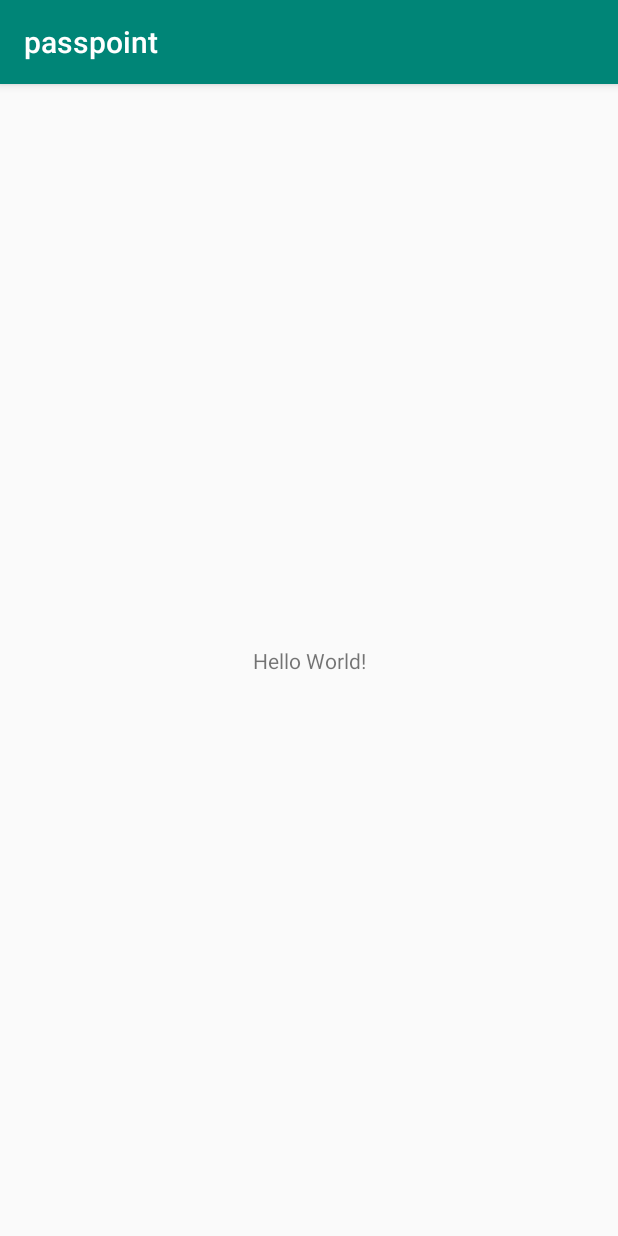
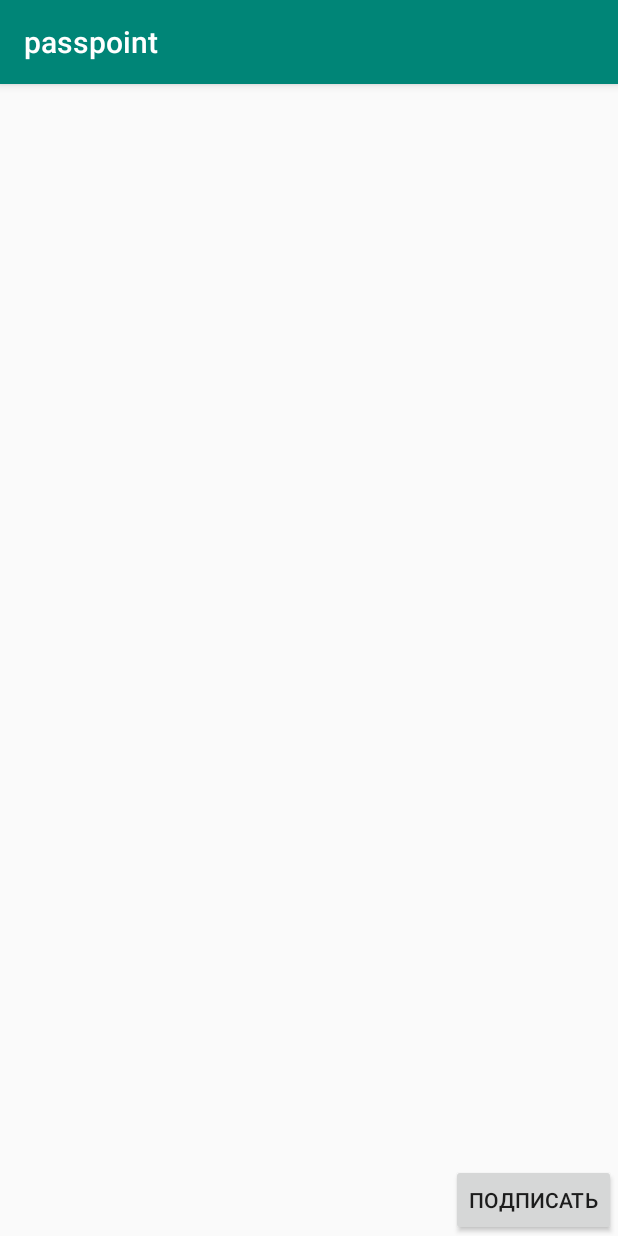
Before and after one commit to keddad/passpoint_server, an Android app: the screen it shows after launch (MainActivity), on a phone screen of 412 x 824 dp. Run offline under Robolectric (Android 15) with nearby library versions, the phone set to English and light mode, and no system bars.

Commit message:
main activity layout is ready

```diff
--- a/passpoint_android/app/src/main/AndroidManifest.xml
+++ b/passpoint_android/app/src/main/AndroidManifest.xml
@@ -9,6 +9,7 @@
         android:roundIcon="@mipmap/ic_launcher_round"
         android:supportsRtl="true"
         android:theme="@style/AppTheme">
+        <activity android:name=".SignActivity"></activity>
         <activity android:name=".MainActivity">
             <intent-filter>
                 <action android:name="android.intent.action.MAIN" />
--- /dev/null
+++ b/passpoint_android/app/src/main/java/com/example/passpoint/SignActivity.java
@@ -0,0 +1,13 @@
+package com.example.passpoint;
+
+import android.support.v7.app.AppCompatActivity;
+import android.os.Bundle;
+
+public class SignActivity extends AppCompatActivity {
+
+    @Override
+    protected void onCreate(Bundle savedInstanceState) {
+        super.onCreate(savedInstanceState);
+        setContentView(R.layout.activity_sign);
+    }
+}
--- a/passpoint_android/app/src/main/res/layout/activity_main.xml
+++ b/passpoint_android/app/src/main/res/layout/activity_main.xml
@@ -1,18 +1,23 @@
 <?xml version="1.0" encoding="utf-8"?>
-<android.support.constraint.ConstraintLayout xmlns:android="http://schemas.android.com/apk/res/android"
-    xmlns:app="http://schemas.android.com/apk/res-auto"
-    xmlns:tools="http://schemas.android.com/tools"
-    android:layout_width="match_parent"
-    android:layout_height="match_parent"
-    tools:context=".MainActivity">
+<RelativeLayout xmlns:android="http://schemas.android.com/apk/res/android"
+    android:layout_height="wrap_content"
+    android:layout_width="wrap_content">
 
-    <TextView
+    <ImageView
+        android:layout_width="match_parent"
+        android:layout_height="match_parent"
+        android:scrollbarAlwaysDrawVerticalTrack="true"/>
+
+    <Button
         android:layout_width="wrap_content"
         android:layout_height="wrap_content"
-        android:text="Hello World!"
-        app:layout_constraintBottom_toBottomOf="parent"
-        app:layout_constraintLeft_toLeftOf="parent"
-        app:layout_constraintRight_toRightOf="parent"
-        app:layout_constraintTop_toTopOf="parent" />
+        android:layout_alignParentEnd="true"
+        android:layout_alignParentRight="true"
+        android:layout_alignParentBottom="true"
+        android:layout_marginLeft="323dp"
+        android:layout_marginEnd="1dp"
+        android:layout_marginRight="1dp"
+        android:layout_marginBottom="-1dp"
+        android:text="@string/next_button"/>
 
-</android.support.constraint.ConstraintLayout>
+</RelativeLayout>
--- /dev/null
+++ b/passpoint_android/app/src/main/res/layout/activity_sign.xml
@@ -0,0 +1,9 @@
+<?xml version="1.0" encoding="utf-8"?>
+<android.support.constraint.ConstraintLayout xmlns:android="http://schemas.android.com/apk/res/android"
+    xmlns:app="http://schemas.android.com/apk/res-auto"
+    xmlns:tools="http://schemas.android.com/tools"
+    android:layout_width="match_parent"
+    android:layout_height="match_parent"
+    tools:context=".SignActivity">
+
+</android.support.constraint.ConstraintLayout>
--- a/passpoint_android/app/src/main/res/values/strings.xml
+++ b/passpoint_android/app/src/main/res/values/strings.xml
@@ -1,3 +1,4 @@
 <resources>
     <string name="app_name">passpoint</string>
+    <string name="next_button">подписать</string>
 </resources>
```
